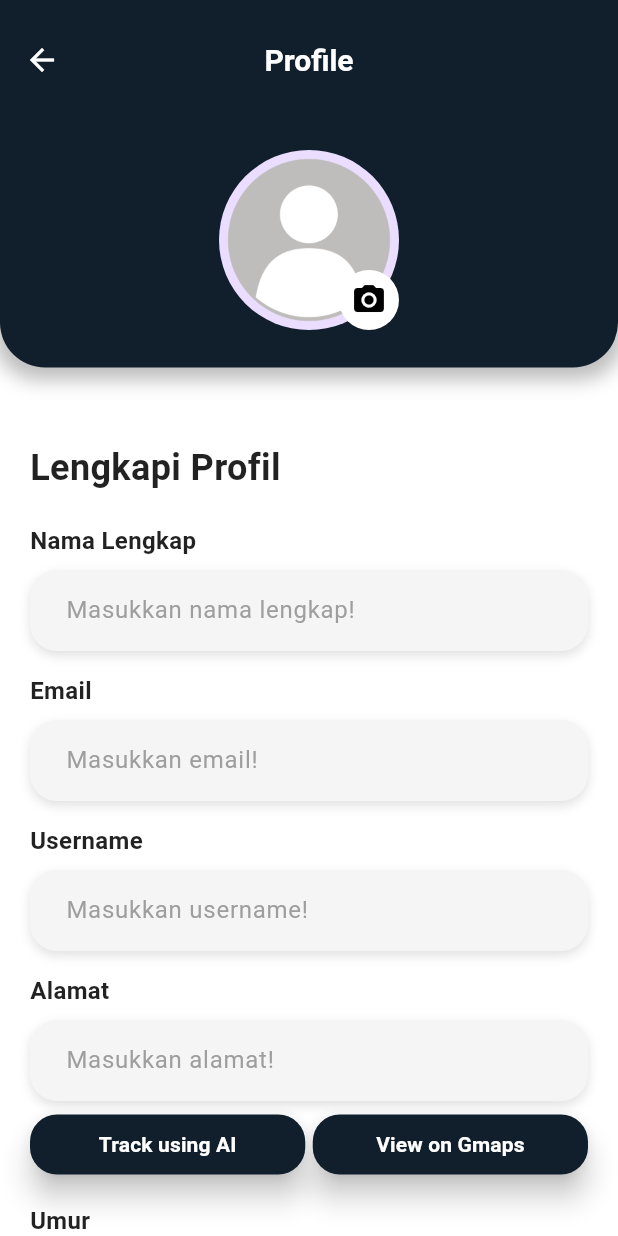
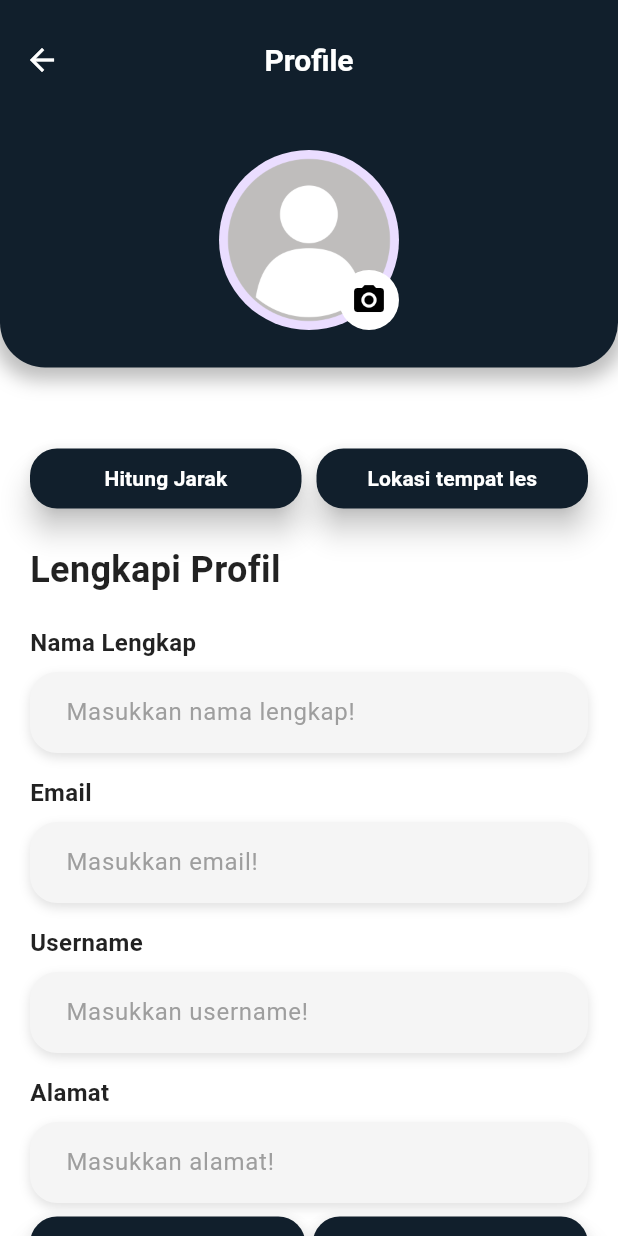
Before and after one commit to HaidarYusuf-001/MobileModul5, a Flutter app: the ProfileView screen opened by its route, on a phone screen of 412 x 824 dp. Run offline on Flutter 3.47's test engine with Material 3 defaults, Android fonts, the phone set to English and light mode, and no system bars; our stand-ins replace audioplayers, cloud_firestore, firebase_auth, firebase_core, firebase_messaging, flutter_local_notifications and 7 more; accounts and stored records are empty; network calls fail.

Commit message:
Menambahkan perubahan dan file baru

```diff
--- a/lib/app/modules/profile/views/profile_view.dart
+++ b/lib/app/modules/profile/views/profile_view.dart
@@ -1,8 +1,10 @@
 import 'package:flutter/material.dart';
+import 'package:geolocator/geolocator.dart';
 import 'package:image_picker/image_picker.dart';
 import 'dart:io';
 import 'package:url_launcher/url_launcher.dart';
 import 'package:geocoding/geocoding.dart';
+import 'dart:math';
 
 import 'location_page.dart';
 
@@ -18,6 +20,9 @@ class _ProfileViewState extends State<ProfileView> {
   final TextEditingController _alamatController = TextEditingController();
   late double latitude;
   late double longitude;
+
+  final double latTempatLes = -7.920662;
+  final double lonTempatLes = 112.593743;
 
   Future<void> _pickImage(ImageSource source) async {
     final picker = ImagePicker();
@@ -54,6 +59,15 @@ class _ProfileViewState extends State<ProfileView> {
     }
   }
 
+  void _openGoogleMapsTempatLes() async {
+    final String googleMapsUrl = "https://www.google.com/maps?q=$latTempatLes,$lonTempatLes";
+    if (await canLaunchUrl(Uri.parse(googleMapsUrl))) {
+      await launchUrl(Uri.parse(googleMapsUrl));
+    } else {
+      throw 'Could not open Google Maps';
+    }
+  }
+
 
   // Update bagian untuk menampilkan halaman LocationPage dan mengirimkan lokasi ke field Alamat
   void _openLocationPage() async {
@@ -73,6 +87,68 @@ class _ProfileViewState extends State<ProfileView> {
       ),
     );
     await _getAddressFromCoordinates();
+  }
+
+  Future<void> _getUserLocation() async {
+    // Memeriksa izin lokasi
+    LocationPermission permission = await Geolocator.checkPermission();
+    if (permission == LocationPermission.denied) {
+      permission = await Geolocator.requestPermission();
+    }
+
+    if (permission == LocationPermission.deniedForever) {
+      // Handle jika izin ditolak selamanya
+      return;
+    }
+
+    // Mendapatkan lokasi pengguna saat ini
+    Position position = await Geolocator.getCurrentPosition(desiredAccuracy: LocationAccuracy.high);
+    setState(() {
+      latitude = position.latitude;
+      longitude = position.longitude;
+    });
+
+    // Mendapatkan alamat berdasarkan koordinat pengguna
+    await _getAddressFromCoordinates();
+  }
+
+  // Menghitung jarak antara dua titik menggunakan rumus Haversine
+  double _calculateDistance(double lat1, double lon1, double lat2, double lon2) {
+    const R = 6371; // Radius bumi dalam km
+    final dLat = _degToRad(lat2 - lat1);
+    final dLon = _degToRad(lon2 - lon1);
+    final a = (sin(dLat / 2) * sin(dLat / 2)) +
+        (cos(_degToRad(lat1)) * cos(_degToRad(lat2)) * sin(dLon / 2) * sin(dLon / 2));
+    final c = 2 * atan2(sqrt(a), sqrt(1 - a));
+    final distance = R * c; // Dalam km
+    return distance;
+  }
+
+  // Mengubah derajat ke radian
+  double _degToRad(double deg) {
+    return deg * (pi / 180);
+  }
+
+  // Fungsi untuk menampilkan jarak ke Universitas Brawijaya
+  void _showDistanceToTempatLes() {
+    double distance = _calculateDistance(latitude, longitude, latTempatLes, lonTempatLes);
+    showDialog(
+      context: context,
+      builder: (context) {
+        return AlertDialog(
+          title: const Text('Jarak ke Tempat Les'),
+          content: Text('Jarak Anda saat ini ke Tempat Les adalah: ${distance.toStringAsFixed(2)} km'),
+          actions: <Widget>[
+            TextButton(
+              onPressed: () {
+                Navigator.of(context).pop();
+              },
+              child: const Text('OK'),
+            ),
+          ],
+        );
+      },
+    );
   }
 
 
@@ -204,6 +280,55 @@ class _ProfileViewState extends State<ProfileView> {
       child: Column(
         crossAxisAlignment: CrossAxisAlignment.start,
         children: [
+          Row(
+            children: [
+              Expanded(
+                child: ElevatedButton(
+                  onPressed: _showDistanceToTempatLes,
+                  style: ElevatedButton.styleFrom(
+                    backgroundColor: const Color(0xFF111F2C),
+                    padding: const EdgeInsets.symmetric(horizontal: 20, vertical: 10),
+                    shape: RoundedRectangleBorder(
+                      borderRadius: BorderRadius.circular(18),
+                    ),
+                    elevation: 8,
+                  ),
+                  child: const Text(
+                    'Hitung Jarak',
+                    style: TextStyle(
+                      color: Colors.white,
+                      fontWeight: FontWeight.bold,
+                      fontSize: 14,
+                    ),
+                  ),
+                ),
+              ),
+              const SizedBox(width: 10), // Untuk memberikan jarak antara tombol
+              Expanded(
+                child: ElevatedButton(
+                  onPressed: _openGoogleMapsTempatLes,
+                  style: ElevatedButton.styleFrom(
+                    backgroundColor: const Color(0xFF111F2C),
+                    padding: const EdgeInsets.symmetric(horizontal: 20, vertical: 10),
+                    shape: RoundedRectangleBorder(
+                      borderRadius: BorderRadius.circular(18),
+                    ),
+                    elevation: 8,
+                  ),
+                  child: const Text(
+                    'Lokasi tempat les',
+                    style: TextStyle(
+                      color: Colors.white,
+                      fontWeight: FontWeight.bold,
+                      fontSize: 14,
+                    ),
+                  ),
+                ),
+              ),
+            ],
+          ),
+
+          const SizedBox(height: 20),
           const Text(
             'Lengkapi Profil',
             style: TextStyle(
@@ -268,21 +393,12 @@ class _ProfileViewState extends State<ProfileView> {
                 ),
               ),
             ],
-          )
-,
-
+          ),
           const SizedBox(height: 15),
-
-
           buildTextField(label: 'Umur', hint: 'Masukkan umur!'),
           const SizedBox(height: 15),
           buildTextField(label: 'Institusi', hint: 'Masukkan institusi!'),
           const SizedBox(height: 30),
-
-
-
-          const SizedBox(height: 30),
-
           Center(
             child: ElevatedButton(
               onPressed: () {
@@ -310,6 +426,7 @@ class _ProfileViewState extends State<ProfileView> {
       ),
     );
   }
+
 
   Widget buildTextField({required String label, required String hint, TextEditingController? controller}) {
     return Column(
--- a/pubspec.yaml
+++ b/pubspec.yaml
@@ -49,7 +49,7 @@ dependencies:
   speech_to_text: ^6.6.2
   geolocator: ^11.1.0
   geocoding: ^3.0.0
-  google_maps_flutter: ^2.6.1
+  google_maps_flutter: ^2.10.0
   url_launcher: ^6.1.5
 
 
```
